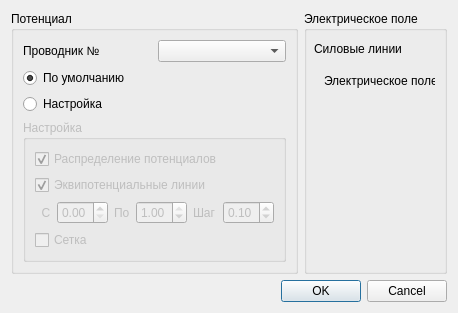
Qt form visualization.ui (aleksejkvasnikov/delaunator) before a commit.
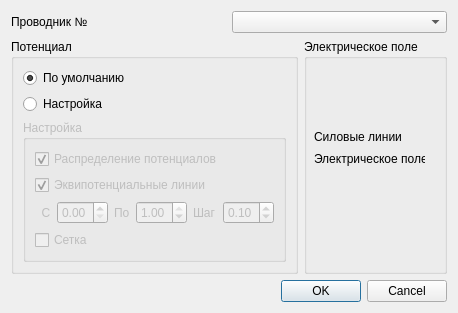
The same form after that commit.

Patch:
```diff
--- a/visualization.ui
+++ b/visualization.ui
@@ -6,15 +6,31 @@
    <rect>
     <x>0</x>
     <y>0</y>
-    <width>432</width>
-    <height>307</height>
+    <width>434</width>
+    <height>309</height>
    </rect>
   </property>
   <property name="windowTitle">
    <string>Dialog</string>
   </property>
-  <layout class="QFormLayout" name="formLayout">
-   <item row="0" column="0">
+  <layout class="QVBoxLayout" name="verticalLayout">
+   <item>
+    <layout class="QHBoxLayout" name="horizontalLayout_3">
+     <item>
+      <widget class="QLabel" name="label_3">
+       <property name="text">
+        <string>Проводник №</string>
+       </property>
+      </widget>
+     </item>
+     <item>
+      <widget class="QComboBox" name="comboBox"/>
+     </item>
+    </layout>
+   </item>
+   <item>
+    <layout class="QHBoxLayout" name="horizontalLayout">
+     <item>
     <widget class="QGroupBox" name="groupBox">
      <property name="layoutDirection">
       <enum>Qt::LeftToRight</enum>
@@ -26,20 +42,6 @@
       <string>Потенциал</string>
      </property>
      <layout class="QVBoxLayout" name="verticalLayout_6">
-      <item>
-       <layout class="QHBoxLayout" name="horizontalLayout_3">
-        <item>
-         <widget class="QLabel" name="label_3">
-          <property name="text">
-           <string>Проводник №</string>
-          </property>
-         </widget>
-        </item>
-        <item>
-         <widget class="QComboBox" name="comboBox"/>
-        </item>
-       </layout>
-      </item>
       <item>
        <widget class="QRadioButton" name="radioButton">
         <property name="text">
@@ -163,7 +165,7 @@
      </layout>
     </widget>
    </item>
-   <item row="0" column="1">
+     <item>
     <widget class="QGroupBox" name="groupBox_3">
      <property name="title">
       <string>Электрическое поле</string>
@@ -172,7 +174,7 @@
       <property name="geometry">
        <rect>
         <x>10</x>
-        <y>30</y>
+          <y>90</y>
         <width>91</width>
         <height>16</height>
        </rect>
@@ -184,8 +186,8 @@
      <widget class="QLabel" name="label_4">
       <property name="geometry">
        <rect>
-        <x>20</x>
-        <y>60</y>
+          <x>10</x>
+          <y>110</y>
         <width>111</width>
         <height>20</height>
        </rect>
@@ -196,7 +198,9 @@
      </widget>
     </widget>
    </item>
-   <item row="1" column="0" colspan="2">
+    </layout>
+   </item>
+   <item>
     <widget class="QDialogButtonBox" name="buttonBox">
      <property name="orientation">
       <enum>Qt::Horizontal</enum>
```
Lines whose indentation alone changed are shown as unchanged.
